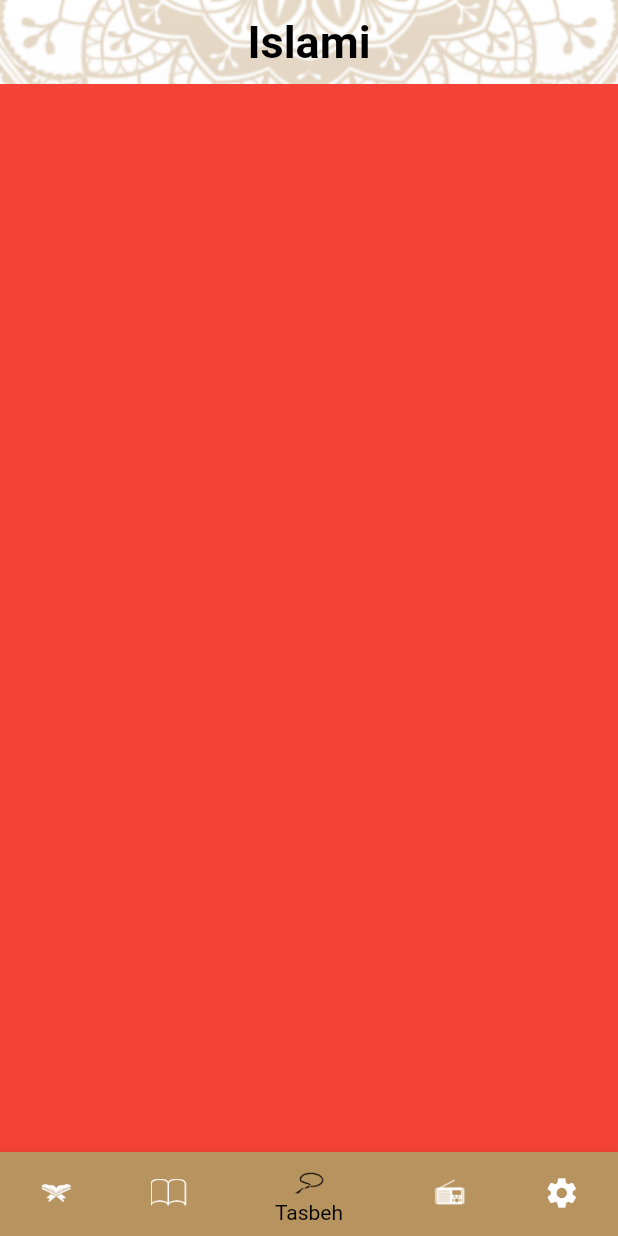
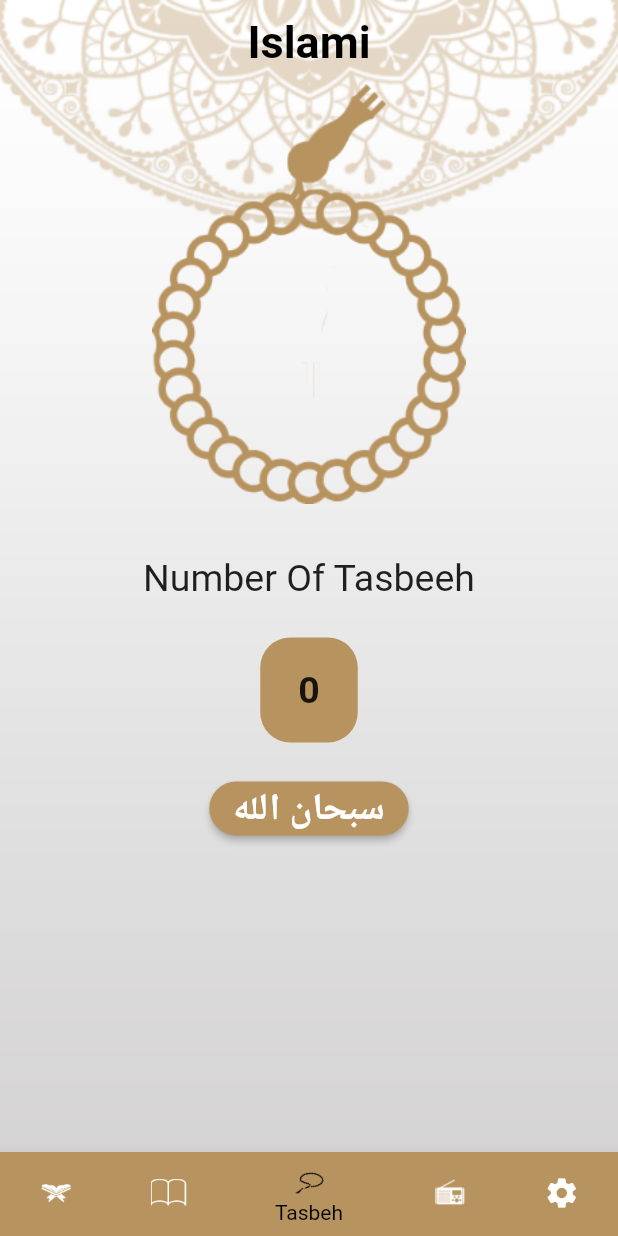
Before and after one commit to mohamednabiltraining/islami-c5-sun, a Flutter app: the screen it shows after launch, item 3 of the bottom bar chosen, on a phone screen of 412 x 824 dp. Run offline on Flutter 3.47's test engine with Material 2 defaults, Android fonts, the phone set to English and light mode, and no system bars.

```diff
--- a/lib/home/tasbeh_tab.dart
+++ b/lib/home/tasbeh_tab.dart
@@ -1,10 +1,93 @@
 import 'package:flutter/material.dart';
 
-class TasbehTab extends StatelessWidget {
+
+
+class TasbehTab extends StatefulWidget {
+  @override
+  State<TasbehTab> createState() => _TasbehTabState();
+}
+
+class _TasbehTabState extends State<TasbehTab> {
+  int counter = 0;
+  int index=0;
+  List<String>PrayString=['سبحان الله','الحمدلله','لا اله الا الله','الله اكبر','لا حول ولا قوة الا بالله'];
+  @override
+  void incrementCounter() {
+    setState(() {
+      counter++;
+      if(index==0 && counter==34){
+        index=1;
+        counter=0;
+      }else if(index==1 && counter==33) {
+        index = 2;
+        counter = 0;
+      }else if(index==2 && counter==33){
+        index = 3;
+        counter = 0;
+      }else if(index==3 && counter==33) {
+        index = 4;
+        counter = 0;
+      }else if(index==4 && counter==33) {
+        index = 0;
+        counter = 0;
+      }
+    });
+  }
+
+
   @override
   Widget build(BuildContext context) {
-    return Container(
-      color: Colors.red,
+    return Center(
+      child: Column(
+        children: [
+          Column(
+            children: [
+              Image.asset('assets/images/head_of_seb7a.png',height:280,),
+            ],
+          ),
+          SizedBox(
+            height: 35,
+          ),
+          Column(
+            children: [
+              Text('Number Of Tasbeeh',
+                  style: TextStyle(
+                    fontSize: 25,
+                  )),
+              SizedBox(
+                height: 20,
+              ),
+              Container(
+                decoration: BoxDecoration(
+                  borderRadius: BorderRadius.circular(20),
+                  color: Color.fromRGBO(183, 147, 95, 100),
+                ),
+                alignment: Alignment.center,
+                margin: EdgeInsets.all(5),
+                width: 65,
+                height: 70,
+                child: Text('$counter',
+                    style:
+                    TextStyle(fontSize: 25, fontWeight: FontWeight.bold)),
+              ),
+              SizedBox(
+                height: 15,
+              ),
+              ElevatedButton(
+                  style: ElevatedButton.styleFrom(shape: RoundedRectangleBorder(borderRadius: BorderRadius.circular(30)),primary: Color.fromARGB(
+                      255, 183, 147, 95),onPrimary: Colors.white,),
+
+                  onPressed: (
+                      ) {
+                    incrementCounter();
+                  },
+                  child: Text(
+                    PrayString[index],style: TextStyle(fontSize: 25,fontWeight: FontWeight.bold),
+                  ))
+            ],
+          )
+        ],
+      ),
     );
   }
 }
--- a/lib/main.dart
+++ b/lib/main.dart
@@ -19,6 +19,7 @@ class MyApplication extends StatelessWidget {
   Widget build(BuildContext context) {
     var themeProvider = Provider.of<ThemeProvider>(context);
     return MaterialApp(
+      debugShowCheckedModeBanner: false,
       title: 'Islami',
       routes: {
         HomeScreen.routeName: (buildContext) => HomeScreen(),
```
Also changed, not shown: assets/files/ahadeth.txt (+26 -26 lines), lib/home/hadeth/hadeth_tab.dart (+16 -5 lines), assets/images/head_of_seb7a.png (added), pubspec.lock, 2 other files.
